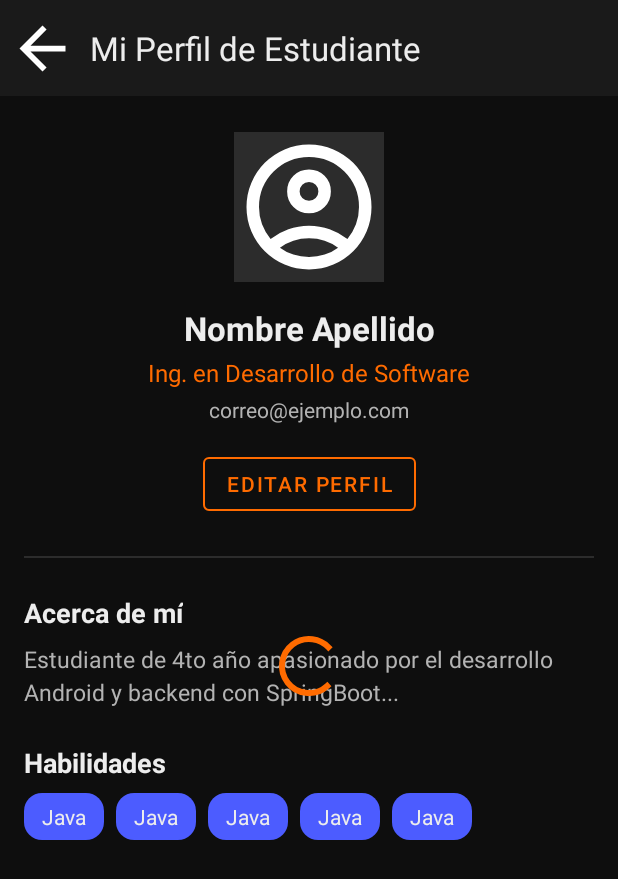
After one commit to Dontvegaa/Hirelance_App, an Android app: the layout activity_perfil_estudiante.xml on its own in the app's theme, with its tools: preview values and no code run, on a phone screen of 412 x 824 dp. The commit adds this screen. Shown: the top 879 px of the screen. Run offline under Robolectric (Android 15) with nearby library versions, the phone set to English and light mode, and no system bars.

Commit message:
feat(alpha): Implementaciones terminadas antes de la parte 10

```diff
--- /dev/null
+++ b/app/src/main/res/drawable/ic_menu_perfil.xml
@@ -0,0 +1,5 @@
+<vector xmlns:android="http://schemas.android.com/apk/res/android" android:height="46dp" android:tint="#FFFFFF" android:viewportHeight="960" android:viewportWidth="960" android:width="46dp">
+
+    <path android:fillColor="@android:color/white" android:pathData="M234,684Q285,645 348,622.5Q411,600 480,600Q549,600 612,622.5Q675,645 726,684Q761,643 780.5,591Q800,539 800,480Q800,347 706.5,253.5Q613,160 480,160Q347,160 253.5,253.5Q160,347 160,480Q160,539 179.5,591Q199,643 234,684ZM480,520Q421,520 380.5,479.5Q340,439 340,380Q340,321 380.5,280.5Q421,240 480,240Q539,240 579.5,280.5Q620,321 620,380Q620,439 579.5,479.5Q539,520 480,520ZM480,880Q397,880 324,848.5Q251,817 197,763Q143,709 111.5,636Q80,563 80,480Q80,397 111.5,324Q143,251 197,197Q251,143 324,111.5Q397,80 480,80Q563,80 636,111.5Q709,143 763,197Q817,251 848.5,324Q880,397 880,480Q880,563 848.5,636Q817,709 763,763Q709,817 636,848.5Q563,880 480,880ZM480,800Q533,800 580,784.5Q627,769 666,740Q627,711 580,695.5Q533,680 480,680Q427,680 380,695.5Q333,711 294,740Q333,769 380,784.5Q427,800 480,800ZM480,440Q506,440 523,423Q540,406 540,380Q540,354 523,337Q506,320 480,320Q454,320 437,337Q420,354 420,380Q420,406 437,423Q454,440 480,440ZM480,380Q480,380 480,380Q480,380 480,380Q480,380 480,380Q480,380 480,380Q480,380 480,380Q480,380 480,380Q480,380 480,380Q480,380 480,380ZM480,740Q480,740 480,740Q480,740 480,740Q480,740 480,740Q480,740 480,740Q480,740 480,740Q480,740 480,740Q480,740 480,740Q480,740 480,740Z"/>
+
+</vector>
--- /dev/null
+++ b/app/src/main/res/drawable/ic_menu_salir.xml
@@ -0,0 +1,5 @@
+<vector xmlns:android="http://schemas.android.com/apk/res/android" android:autoMirrored="true" android:height="46dp" android:tint="#FFFFFF" android:viewportHeight="960" android:viewportWidth="960" android:width="46dp">
+
+    <path android:fillColor="@android:color/white" android:pathData="M200,840Q167,840 143.5,816.5Q120,793 120,760L120,200Q120,167 143.5,143.5Q167,120 200,120L480,120L480,200L200,200Q200,200 200,200Q200,200 200,200L200,760Q200,760 200,760Q200,760 200,760L480,760L480,840L200,840ZM640,680L585,622L687,520L360,520L360,440L687,440L585,338L640,280L840,480L640,680Z"/>
+
+</vector>
--- a/app/src/main/res/layout/activity_main.xml
+++ b/app/src/main/res/layout/activity_main.xml
@@ -15,7 +15,7 @@
         app:layout_constraintTop_toTopOf="parent">
 
         <com.google.android.material.appbar.MaterialToolbar
-            android:id="@+id/toolbar"
+            android:id="@+id/toolbarMain"
             android:layout_width="match_parent"
             android:layout_height="?attr/actionBarSize"
             android:background="@color/hl_fondo_tarjeta"
--- /dev/null
+++ b/app/src/main/res/layout/activity_perfil_estudiante.xml
@@ -0,0 +1,184 @@
+<?xml version="1.0" encoding="utf-8"?>
+<androidx.constraintlayout.widget.ConstraintLayout xmlns:android="http://schemas.android.com/apk/res/android"
+    xmlns:app="http://schemas.android.com/apk/res-auto"
+    xmlns:tools="http://schemas.android.com/tools"
+    android:layout_width="match_parent"
+    android:layout_height="match_parent"
+    android:background="@color/hl_fondo_principal"
+    tools:context=".controlador.PerfilEstudianteActivity">
+
+    <com.google.android.material.appbar.AppBarLayout
+        android:id="@+id/appBarLayout"
+        android:layout_width="match_parent"
+        android:layout_height="wrap_content"
+        app:layout_constraintTop_toTopOf="parent">
+
+        <com.google.android.material.appbar.MaterialToolbar
+            android:id="@+id/toolbarPerfil"
+            android:layout_width="match_parent"
+            android:layout_height="?attr/actionBarSize"
+            android:background="@color/hl_fondo_tarjeta"
+            app:navigationIcon="@drawable/ic_arrow_back"
+            app:title="Mi Perfil de Estudiante"
+            app:titleTextColor="@color/hl_texto_principal" />
+    </com.google.android.material.appbar.AppBarLayout>
+
+    <androidx.core.widget.NestedScrollView
+        android:layout_width="0dp"
+        android:layout_height="0dp"
+        app:layout_constraintBottom_toBottomOf="parent"
+        app:layout_constraintEnd_toEndOf="parent"
+        app:layout_constraintStart_toStartOf="parent"
+        app:layout_constraintTop_toBottomOf="@+id/appBarLayout">
+
+        <androidx.constraintlayout.widget.ConstraintLayout
+            android:layout_width="match_parent"
+            android:layout_height="wrap_content"
+            android:paddingBottom="32dp">
+
+            <ImageView
+                android:id="@+id/imgFotoPerfil"
+                android:layout_width="100dp"
+                android:layout_height="100dp"
+                android:layout_marginTop="24dp"
+                android:background="@color/hl_borde"
+                android:src="@drawable/ic_menu_perfil"
+                android:scaleType="centerCrop"
+                app:layout_constraintEnd_toEndOf="parent"
+                app:layout_constraintStart_toStartOf="parent"
+                app:layout_constraintTop_toTopOf="parent" />
+
+            <TextView
+                android:id="@+id/textNombreCompleto"
+                android:layout_width="wrap_content"
+                android:layout_height="wrap_content"
+                android:layout_marginTop="16dp"
+                android:textColor="@color/hl_texto_principal"
+                android:textSize="22sp"
+                android:textStyle="bold"
+                app:layout_constraintEnd_toEndOf="parent"
+                app:layout_constraintStart_toStartOf="parent"
+                app:layout_constraintTop_toBottomOf="@+id/imgFotoPerfil"
+                tools:text="Nombre Apellido" />
+
+            <TextView
+                android:id="@+id/textCarrera"
+                android:layout_width="wrap_content"
+                android:layout_height="wrap_content"
+                android:layout_marginTop="4dp"
+                android:textColor="@color/hl_acento_naranja"
+                android:textSize="16sp"
+                app:layout_constraintEnd_toEndOf="parent"
+                app:layout_constraintStart_toStartOf="parent"
+                app:layout_constraintTop_toBottomOf="@+id/textNombreCompleto"
+                tools:text="Ing. en Desarrollo de Software" />
+
+            <TextView
+                android:id="@+id/textCorreo"
+                android:layout_width="wrap_content"
+                android:layout_height="wrap_content"
+                android:layout_marginTop="4dp"
+                android:textColor="@color/hl_texto_secundario"
+                android:textSize="14sp"
+                app:layout_constraintEnd_toEndOf="parent"
+                app:layout_constraintStart_toStartOf="parent"
+                app:layout_constraintTop_toBottomOf="@+id/textCarrera"
+                tools:text="correo@ejemplo.com" />
+
+            <com.google.android.material.button.MaterialButton
+                android:id="@+id/btnEditarPerfil"
+                style="@style/Widget.MaterialComponents.Button.OutlinedButton"
+                android:layout_width="wrap_content"
+                android:layout_height="wrap_content"
+                android:layout_marginTop="16dp"
+                android:text="Editar Perfil"
+                android:textColor="@color/hl_acento_naranja"
+                app:layout_constraintEnd_toEndOf="parent"
+                app:layout_constraintStart_toStartOf="parent"
+                app:layout_constraintTop_toBottomOf="@+id/textCorreo"
+                app:strokeColor="@color/hl_acento_naranja" />
+
+            <View
+                android:id="@+id/divider"
+                android:layout_width="0dp"
+                android:layout_height="1dp"
+                android:layout_marginHorizontal="16dp"
+                android:layout_marginTop="24dp"
+                android:background="@color/hl_borde"
+                app:layout_constraintEnd_toEndOf="parent"
+                app:layout_constraintStart_toStartOf="parent"
+                app:layout_constraintTop_toBottomOf="@+id/btnEditarPerfil" />
+
+            <TextView
+                android:id="@+id/labelAcercaDe"
+                android:layout_width="wrap_content"
+                android:layout_height="wrap_content"
+                android:layout_marginStart="16dp"
+                android:layout_marginTop="24dp"
+                android:text="Acerca de mí"
+                android:textColor="@color/hl_texto_principal"
+                android:textSize="18sp"
+                android:textStyle="bold"
+                app:layout_constraintStart_toStartOf="parent"
+                app:layout_constraintTop_toBottomOf="@+id/divider" />
+
+            <TextView
+                android:id="@+id/textDescripcionPerfil"
+                android:layout_width="0dp"
+                android:layout_height="wrap_content"
+                android:layout_marginHorizontal="16dp"
+                android:layout_marginTop="8dp"
+                android:lineSpacingMultiplier="1.2"
+                android:textColor="@color/hl_texto_secundario"
+                android:textSize="15sp"
+                app:layout_constraintEnd_toEndOf="parent"
+                app:layout_constraintStart_toStartOf="parent"
+                app:layout_constraintTop_toBottomOf="@+id/labelAcercaDe"
+                tools:text="Estudiante de 4to año apasionado por el desarrollo Android y backend con SpringBoot..." />
+
+            <TextView
+                android:id="@+id/labelHabilidades"
+                android:layout_width="wrap_content"
+                android:layout_height="wrap_content"
+                android:layout_marginStart="16dp"
+                android:layout_marginTop="24dp"
+                android:text="Habilidades"
+                android:textColor="@color/hl_texto_principal"
+                android:textSize="18sp"
+                android:textStyle="bold"
+                app:layout_constraintStart_toStartOf="parent"
+                app:layout_constraintTop_toBottomOf="@+id/textDescripcionPerfil" />
+
+            <androidx.recyclerview.widget.RecyclerView
+                android:id="@+id/recyclerHabilidades"
+                android:layout_width="0dp"
+                android:layout_height="wrap_content"
+                android:layout_marginTop="8dp"
+                android:orientation="horizontal"
+                android:paddingStart="16dp"
+                android:paddingEnd="16dp"
+                android:clipToPadding="false"
+                app:layoutManager="androidx.recyclerview.widget.LinearLayoutManager"
+                app:layout_constraintEnd_toEndOf="parent"
+                app:layout_constraintStart_toStartOf="parent"
+                app:layout_constraintTop_toBottomOf="@+id/labelHabilidades"
+                tools:itemCount="5"
+                tools:listitem="@layout/item_habilidad" />
+
+        </androidx.constraintlayout.widget.ConstraintLayout>
+    </androidx.core.widget.NestedScrollView>
+
+    <ProgressBar
+        android:id="@+id/progressBarPerfil"
+        style="?android:attr/progressBarStyle"
+        android:layout_width="wrap_content"
+        android:layout_height="wrap_content"
+        android:indeterminateTint="@color/hl_acento_naranja"
+        android:visibility="gone"
+        app:layout_constraintBottom_toBottomOf="parent"
+        app:layout_constraintEnd_toEndOf="parent"
+        app:layout_constraintStart_toStartOf="parent"
+        app:layout_constraintTop_toBottomOf="@+id/appBarLayout"
+        tools:visibility="visible" />
+
+</androidx.constraintlayout.widget.ConstraintLayout>
--- /dev/null
+++ b/app/src/main/res/layout/item_habilidad.xml
@@ -0,0 +1,13 @@
+<?xml version="1.0" encoding="utf-8"?>
+<TextView xmlns:android="http://schemas.android.com/apk/res/android"
+    xmlns:tools="http://schemas.android.com/tools"
+    android:id="@+id/textHabilidad"
+    android:layout_width="wrap_content"
+    android:layout_height="wrap_content"
+    android:layout_marginEnd="8dp"
+    android:background="@drawable/tag_fondo_azul"
+    android:paddingHorizontal="12dp"
+    android:paddingVertical="6dp"
+    android:textColor="@color/hl_texto_principal"
+    android:textSize="14sp"
+    tools:text="Java" />
```
Also changed, not shown: app/src/main/java/com/hirelance/controlador/HabilidadAdapter.java (added, +50 -0 lines), app/src/main/java/com/hirelance/controlador/MainActivity.java (+44 -1 lines), app/src/main/java/com/hirelance/controlador/PerfilEstudianteActivity.java (added, +170 -0 lines), app/src/main/java/com/hirelance/red/ApiService.java (+15 -0 lines), app/src/main/res/menu/main_menu.xml (added, +27 -0 lines), 1 other file.
